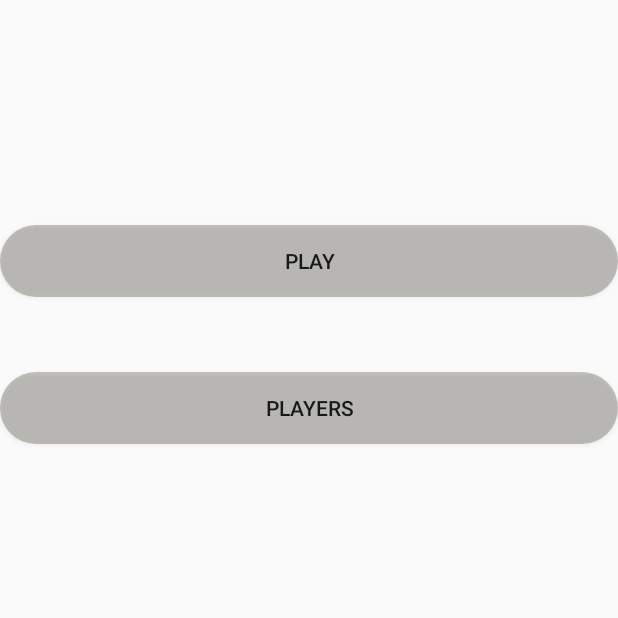
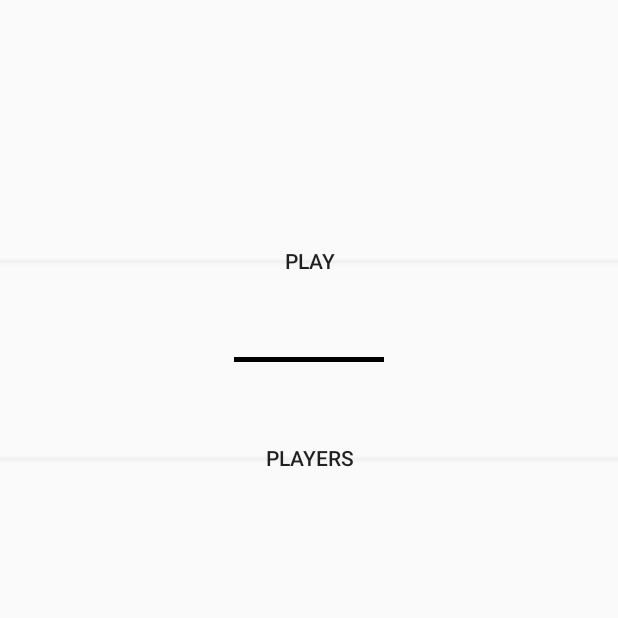
Before and after one commit to Lucidarme/Freescred, an Android app: the screen it shows after launch (MenuActivity), on a phone screen of 412 x 824 dp, the top half of it. Run offline under Robolectric (Android 15) with nearby library versions, the light colour scheme and no system bars.

Commit message:
design page accueil

```diff
--- a/app/src/main/res/drawable/btn_rond.xml
+++ b/app/src/main/res/drawable/btn_rond.xml
@@ -1,6 +1,6 @@
 <?xml version="1.0" encoding="utf-8"?>
 <shape xmlns:android="http://schemas.android.com/apk/res/android"
-    android:shape="rectangle"
+    android:shape="line"
     android:layout_height="match_parent"
     android:layout_width="match_parent"
     >
--- a/app/src/main/res/layout/activity_main.xml
+++ b/app/src/main/res/layout/activity_main.xml
@@ -24,14 +24,15 @@
         android:id="@+id/sliding_tabs"
         android:layout_width="match_parent"
         android:layout_height="wrap_content"
-        app:tabMode="fixed" />
+        app:tabMode="fixed"
+        />
 
     <android.support.v4.view.ViewPager
         android:id="@+id/viewpager"
         android:layout_width="match_parent"
-        android:layout_height="0px"
+        android:layout_height="1px"
         android:layout_weight="1"
-        android:background="@android:color/white" />
+         />
 
 
 
--- a/app/src/main/res/layout/activity_menu.xml
+++ b/app/src/main/res/layout/activity_menu.xml
@@ -10,11 +10,17 @@
         android:layout_width="match_parent"
         android:layout_height="wrap_content"
         android:id="@+id/play" />
+    <View
+        android:layout_width="100dp"
+        android:layout_marginTop="40dp"
+        android:layout_gravity="center"
+        android:layout_height="5px"
+        android:background="#000000" />
 
     <Button
         android:text="Players"
         android:background="@drawable/btn_rond"
-        android:layout_marginTop="50dp"
+        android:layout_marginTop="40dp"
         android:layout_width="match_parent"
         android:layout_height="wrap_content"
         android:id="@+id/level" />
```
